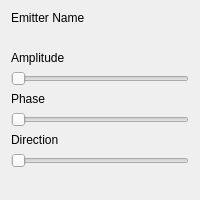
Before: the Qt Designer form resources/ui/emitter_controller.ui in TryExceptElse/wavevis, drawn with Qt 5.
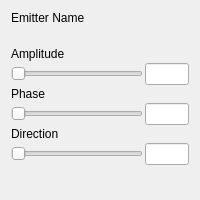
After: the same form once the commit is applied.

Commit message: Reduced emitter_controller v-spacing, to reduce widget height.

```diff
--- a/resources/ui/emitter_controller.ui
+++ b/resources/ui/emitter_controller.ui
@@ -13,7 +13,10 @@
   <property name="windowTitle">
    <string>Form</string>
   </property>
-  <layout class="QGridLayout" name="gridLayout">
+  <layout class="QGridLayout" name="gridLayout" columnstretch="3,1">
+   <property name="spacing">
+    <number>2</number>
+   </property>
    <item row="2" column="0">
     <widget class="QLabel" name="amplitudeLabel">
      <property name="text">
@@ -101,6 +104,15 @@
      </property>
     </widget>
    </item>
+   <item row="3" column="1">
+    <widget class="QLineEdit" name="amplitudeEdit"/>
+   </item>
+   <item row="5" column="1">
+    <widget class="QLineEdit" name="phaseEdit"/>
+   </item>
+   <item row="7" column="1">
+    <widget class="QLineEdit" name="directionEdit"/>
+   </item>
   </layout>
  </widget>
  <resources/>
```
